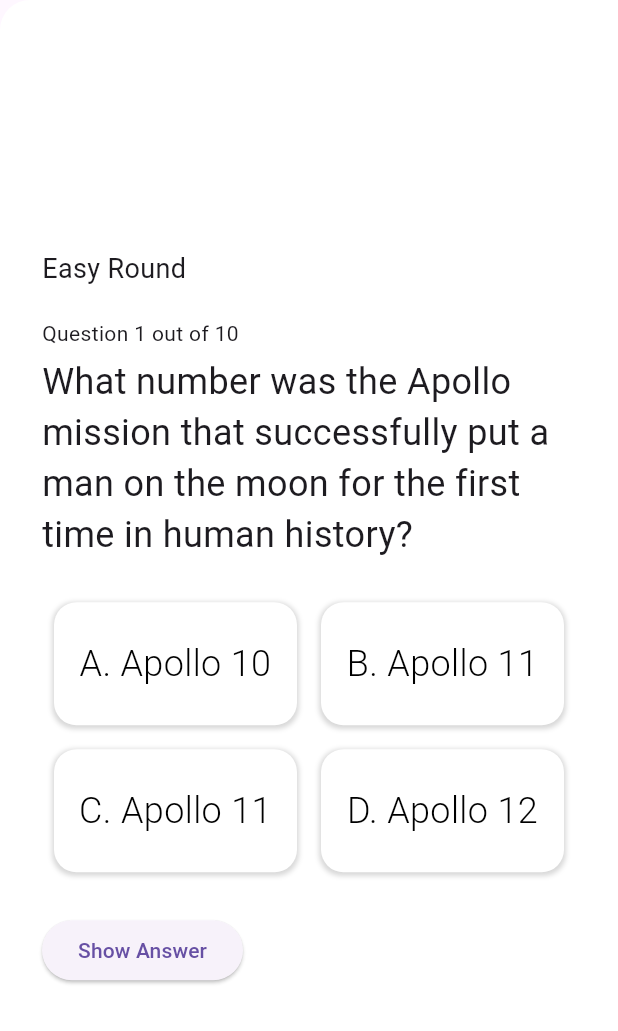
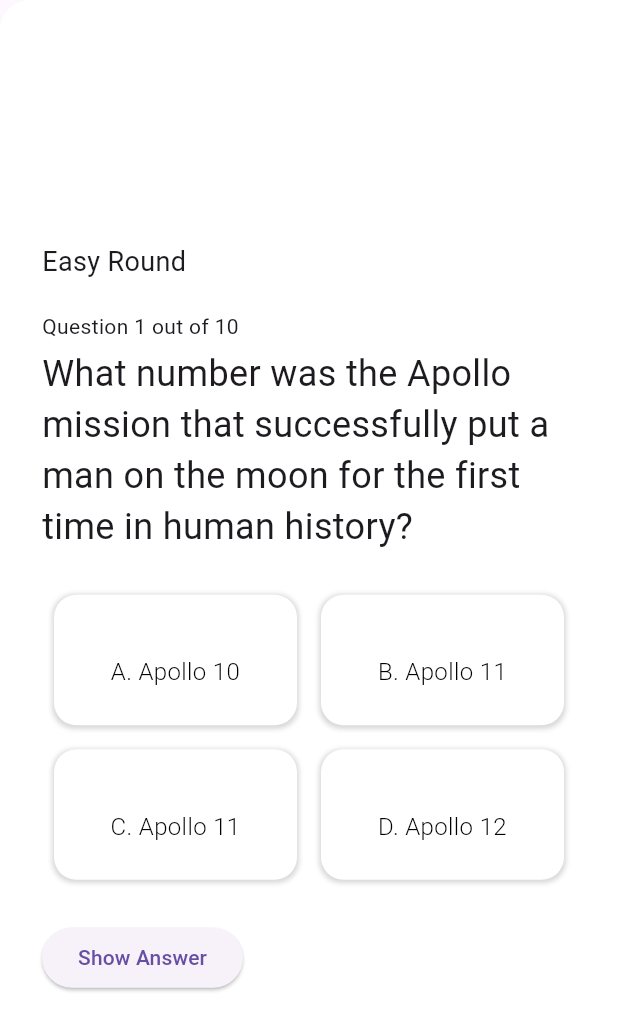
Before and after one commit to kpdavid3/randomizer-app, a Flutter app: the MultipleChoicePage screen opened directly, on a phone screen of 412 x 824 dp. Shown: the top 1031 px of the screen. Run offline on Flutter 3.47's test engine with Material 3 defaults, Android fonts, the phone set to English and light mode, and no system bars.

Commit message:
ui: choicebox

```diff
--- /dev/null
+++ b/lib/components/choicebox.dart
@@ -0,0 +1,47 @@
+import 'package:flutter/material.dart';
+
+class ChoiceBox extends StatelessWidget {
+  final String text;
+  final bool status;
+
+  const ChoiceBox({
+    Key? key,
+    required this.text,
+    required this.status,
+  }) : super(key: key);
+
+  @override
+  Widget build(BuildContext context) {
+    return Container(
+      margin: const EdgeInsets.all(8.0),
+      padding: const EdgeInsets.symmetric(vertical: 24.0, horizontal: 16.0),
+      decoration: BoxDecoration(
+        color: Colors.white,
+        borderRadius: BorderRadius.circular(15),
+        boxShadow: [
+          BoxShadow(
+            color: Colors.grey.withOpacity(0.4),
+            spreadRadius: 1,
+            blurRadius: 2,
+            offset: const Offset(0, 1),
+          ),
+        ],
+      ),
+      child: Column(
+        children: [
+          // ChoiceBox(text: text, status: true), // Embed CustomWidget here
+          const SizedBox(height: 16.0), // Add some spacing if needed
+          Text(
+            text,
+            style: const TextStyle(
+              fontSize: 16.0,
+              fontWeight: FontWeight.w300,
+              color: Colors.black,
+            ),
+            textAlign: TextAlign.center,
+          ),
+        ],
+      ),
+    );
+  }
+}
--- a/lib/pages/randomizer.dart
+++ b/lib/pages/randomizer.dart
@@ -85,33 +85,3 @@ class RandomizerPage extends StatelessWidget {
     );
   }
 }
-
-Widget buildChoiceBox(String text) {
-  return Container(
-    margin: const EdgeInsets.all(8.0),
-    padding: const EdgeInsets.symmetric(vertical: 24.0, horizontal: 16.0),
-    decoration: BoxDecoration(
-      color: Colors.white,
-      borderRadius: BorderRadius.circular(15),
-      boxShadow: [
-        BoxShadow(
-          color: Colors.grey.withOpacity(0.4),
-          spreadRadius: 1,
-          blurRadius: 2,
-          offset: const Offset(0, 1),
-        ),
-      ],
-    ),
-    child: Center(
-      child: Text(
-        text,
-        style: const TextStyle(
-          fontSize: 24.0,
-          fontWeight: FontWeight.w300,
-          color: Colors.black,
-        ),
-        textAlign: TextAlign.center,
-      ),
-    ),
-  );
-}
--- a/lib/questionTypes/multiple_choice.dart
+++ b/lib/questionTypes/multiple_choice.dart
@@ -1,4 +1,5 @@
 import 'package:flutter/material.dart';
+import '../components/choicebox.dart';
 
 class MultipleChoicePage extends StatelessWidget {
   const MultipleChoicePage({super.key});
@@ -37,16 +38,23 @@ class MultipleChoicePage extends StatelessWidget {
             const SizedBox(height: 20),
             Column(
               children: [
-                Row(
+                const Row(
                   children: [
-                    Expanded(child: buildChoiceBox("A. Apollo 10")),
-                    Expanded(child: buildChoiceBox("B. Apollo 11")),
+                    Expanded(
+                        child: ChoiceBox(text: 'A. Apollo 10', status: true)),
+                    Expanded(
+                        child: ChoiceBox(
+                      text: "B. Apollo 11",
+                      status: false,
+                    )),
                   ],
                 ),
-                Row(
+                const Row(
                   children: [
-                    Expanded(child: buildChoiceBox("C. Apollo 11")),
-                    Expanded(child: buildChoiceBox("D. Apollo 12")),
+                    Expanded(
+                        child: ChoiceBox(text: "C. Apollo 11", status: true)),
+                    Expanded(
+                        child: ChoiceBox(text: "D. Apollo 12", status: true)),
                   ],
                 ),
                 const SizedBox(height: 20),
```
